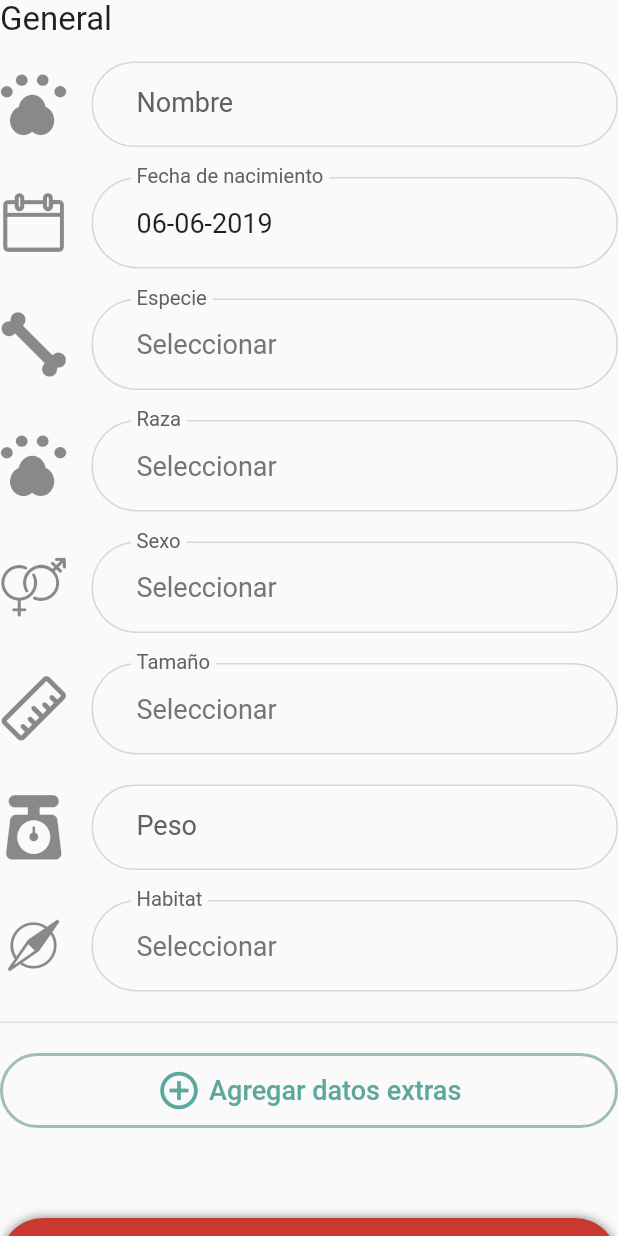
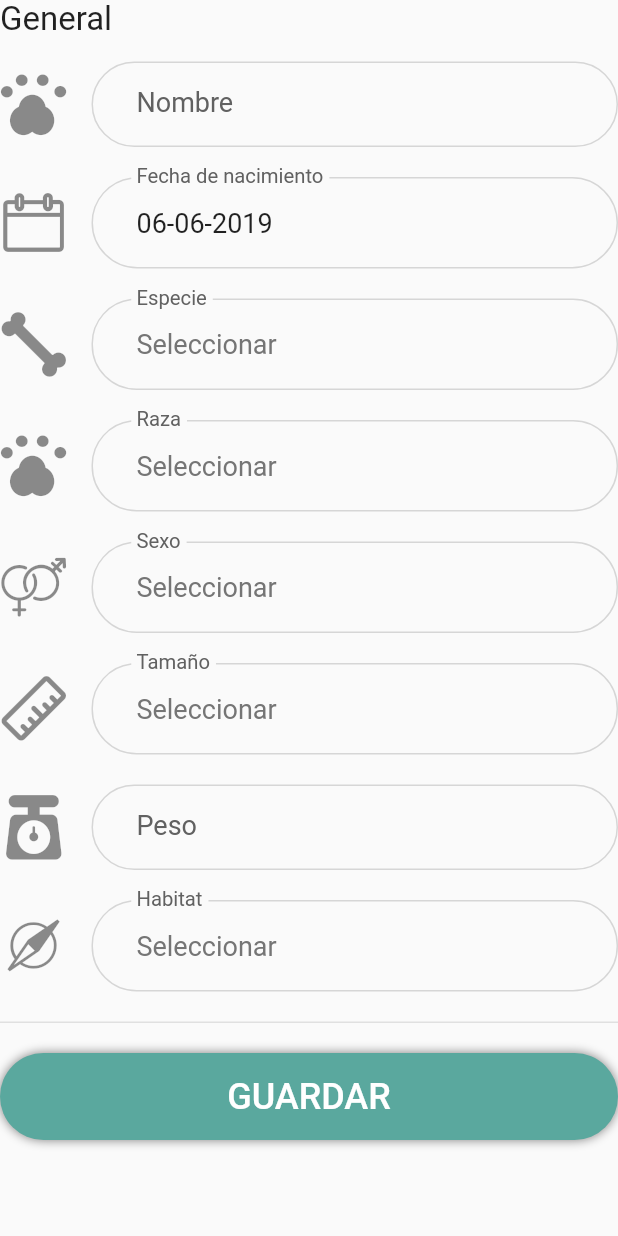
Before and after one commit to alxchoy/vet, a Flutter app: the PetForm widget shown alone on an empty page, opened directly, on a phone screen of 412 x 824 dp. Run offline on Flutter 3.47's test engine with Material 2 defaults, Android fonts, the phone set to English and light mode, and no system bars; our stand-ins replace image_picker, shared_preferences; missing offline and left inert: flutter_stetho; accounts and stored records are empty.

Commit message:
fix screens

```diff
--- a/lib/src/providers/services/lookups-service.dart
+++ b/lib/src/providers/services/lookups-service.dart
@@ -35,8 +35,6 @@ class LookupsService {
       'vaccines': _validateResponse(vaccines)
     };
 
-    print(response['documents']);
-
     return response;
   }
 }
--- a/lib/src/screens/login.dart
+++ b/lib/src/screens/login.dart
@@ -102,7 +102,6 @@ class _LoginFormState extends State<LoginForm> {
         if (_formKey.currentState.validate()) {
           _formKey.currentState.save();
           _saveTokenResponse();
-          _loadAllLookups();
         }
       },
       padding: EdgeInsets.all(20.0),
@@ -120,6 +119,8 @@ class _LoginFormState extends State<LoginForm> {
 
       SharedPreferencesVet.setToken(data['access_token']);
       SharedPreferencesVet.setClientId(dataClient['idLogIn']);
+
+      _loadAllLookups();
     } else {
       widget.callback(false);
       print(response.statusCode);
--- a/lib/src/screens/pet.dart
+++ b/lib/src/screens/pet.dart
@@ -170,6 +170,10 @@ class _PetFormState extends State<PetForm> {
     }
   }
 
+  _showExtraSection() {
+    if (widget.pet != null) {}
+  }
+
   @override
   Widget build(BuildContext context) {
     return Form(
@@ -192,7 +196,7 @@ class _PetFormState extends State<PetForm> {
               icon: Icon(VetAppIcons.calendar, size: 45.0),
               label: 'Fecha de nacimiento',
               initValue: widget.pet != null ? widget.pet.petBirthDay : null,
-              onChange: (val) => _petBirthDay = val,
+              onChange: (val) => _petBirthDay = val
             ),
             SizedBox(height: 20.0),
             VetCombo(
@@ -273,7 +277,7 @@ class _PetFormState extends State<PetForm> {
               ),
               margin: EdgeInsets.symmetric(horizontal: 0.0, vertical: 20.0)
             ),
-            OutlineButton(
+            widget.pet != null ? OutlineButton(
               borderSide: BorderSide(color: Color.fromRGBO(159, 189, 184, 1.0), width: 2.0),
               child: Row(
                 children: <Widget>[
@@ -296,9 +300,9 @@ class _PetFormState extends State<PetForm> {
               },
               padding: EdgeInsets.symmetric(vertical: 10.0, horizontal: 0.0),
               shape: RoundedRectangleBorder(borderRadius: BorderRadius.circular(50.0))
-            ),
-            SizedBox(height: 60.0),
-            VetButton(
+            ) : Container(),
+            SizedBox(height: widget.pet != null ? 60.0 : 0.0),
+            widget.pet != null ? VetButton(
               color: Color.fromRGBO(202, 57, 48, 1.0),
               text: 'Reportar enfermedad',
               textSize: 24.0,
@@ -308,8 +312,8 @@ class _PetFormState extends State<PetForm> {
                   MaterialPageRoute(builder: (context) => ReportScreen(pet: widget.pet))
                 );
               }
-            ),
-            SizedBox(height: 20.0),
+            ) : Container(),
+            SizedBox(height: widget.pet != null ? 20.0 : 0.0),
             VetButton(
               color: Color.fromRGBO(90, 168, 158, 1.0),
               text: 'Guardar',
```
Also changed, not shown: lib/src/screens/register.dart (+78 -9 lines), lib/src/utils/helpers.dart (added, +36 -0 lines).
